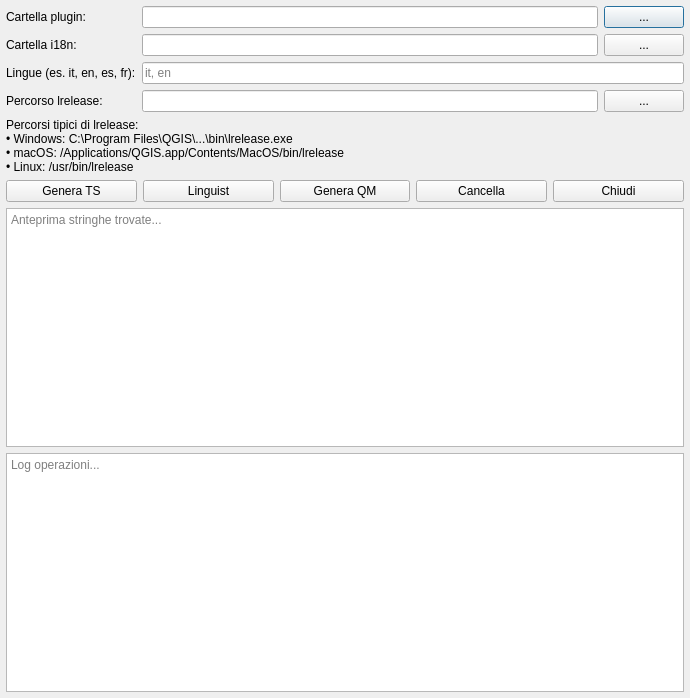
Qt form ui/translation_builder_dialog.ui (drFaustino/translation_builder) before a commit.
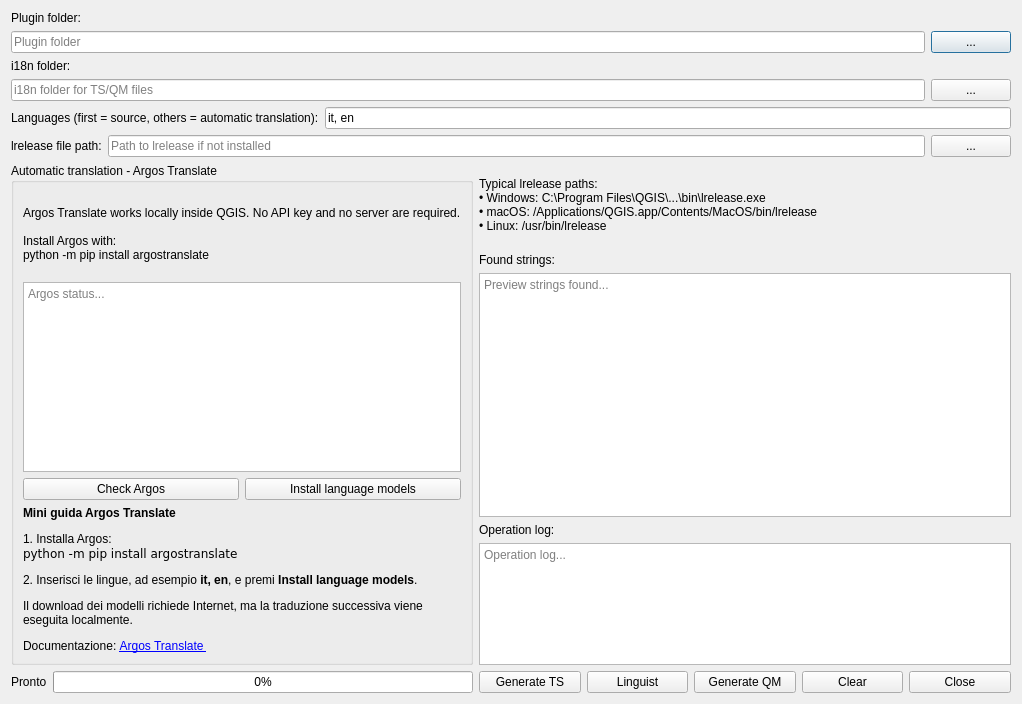
The same form after that commit.

Diff of the .ui file:
```diff
--- a/ui/translation_builder_dialog.ui
+++ b/ui/translation_builder_dialog.ui
@@ -6,42 +6,37 @@
    <rect>
     <x>0</x>
     <y>0</y>
-    <width>690</width>
-    <height>698</height>
+    <width>1022</width>
+    <height>636</height>
    </rect>
   </property>
+  <property name="sizePolicy">
+   <sizepolicy hsizetype="Preferred" vsizetype="Preferred">
+    <horstretch>0</horstretch>
+    <verstretch>0</verstretch>
+   </sizepolicy>
+  </property>
   <property name="windowTitle">
    <string>Translation Builder</string>
   </property>
-  <layout class="QVBoxLayout" name="mainLayout">
-   <property name="leftMargin">
-    <number>6</number>
-   </property>
-   <property name="topMargin">
-    <number>6</number>
-   </property>
-   <property name="rightMargin">
-    <number>6</number>
-   </property>
-   <property name="bottomMargin">
-    <number>6</number>
-   </property>
-   <item>
-    <layout class="QFormLayout" name="formLayout">
-     <property name="fieldGrowthPolicy">
-      <enum>QFormLayout::FieldGrowthPolicy::ExpandingFieldsGrow</enum>
-     </property>
+  <layout class="QGridLayout" name="gridLayout_3">
      <item row="0" column="0">
+    <layout class="QVBoxLayout" name="verticalLayout_2">
+     <item>
       <widget class="QLabel" name="labelPlugin">
        <property name="text">
-        <string>Cartella plugin:</string>
+        <string>Plugin folder:</string>
        </property>
       </widget>
      </item>
-     <item row="0" column="1">
-      <layout class="QHBoxLayout" name="layoutPlugin">
        <item>
-        <widget class="QLineEdit" name="txtPluginFolder"/>
+      <layout class="QHBoxLayout" name="horizontalLayout">
+       <item>
+        <widget class="QLineEdit" name="txtPluginFolder">
+         <property name="placeholderText">
+          <string>Plugin folder</string>
+         </property>
+        </widget>
        </item>
        <item>
         <widget class="QPushButton" name="btnSelectPlugin">
@@ -52,17 +47,21 @@
        </item>
       </layout>
      </item>
-     <item row="1" column="0">
+     <item>
       <widget class="QLabel" name="labelI18n">
        <property name="text">
-        <string>Cartella i18n:</string>
+        <string>i18n folder:</string>
        </property>
       </widget>
      </item>
-     <item row="1" column="1">
-      <layout class="QHBoxLayout" name="layoutI18n">
        <item>
-        <widget class="QLineEdit" name="txtI18nFolder"/>
+      <layout class="QHBoxLayout" name="horizontalLayout_2">
+       <item>
+        <widget class="QLineEdit" name="txtI18nFolder">
+         <property name="placeholderText">
+          <string>i18n folder for TS/QM files</string>
+         </property>
+        </widget>
        </item>
        <item>
         <widget class="QPushButton" name="btnSelectI18n">
@@ -73,31 +72,42 @@
        </item>
       </layout>
      </item>
-     <item row="2" column="0">
+     <item>
+      <layout class="QHBoxLayout" name="horizontalLayout_3">
+       <item>
       <widget class="QLabel" name="labelLang">
        <property name="text">
-        <string>Lingue (es. it, en, es, fr):</string>
+          <string>Languages (first = source, others = automatic translation):</string>
        </property>
       </widget>
      </item>
-     <item row="2" column="1">
+       <item>
       <widget class="QLineEdit" name="txtLanguages">
-       <property name="placeholderText">
+         <property name="text">
         <string>it, en</string>
        </property>
-      </widget>
-     </item>
-     <item row="3" column="0">
+         <property name="placeholderText">
+          <string>it, en, fr, de</string>
+         </property>
+        </widget>
+       </item>
+      </layout>
+     </item>
+     <item>
+      <layout class="QHBoxLayout" name="horizontalLayout_4">
+       <item>
       <widget class="QLabel" name="labelPath">
        <property name="text">
-        <string>Percorso lrelease:</string>
+          <string>lrelease file path:</string>
        </property>
       </widget>
      </item>
-     <item row="3" column="1">
-      <layout class="QHBoxLayout" name="layoutLrelease">
        <item>
-        <widget class="QLineEdit" name="txtLreleasePath"/>
+        <widget class="QLineEdit" name="txtLreleasePath">
+         <property name="placeholderText">
+          <string>Path to lrelease if not installed</string>
+         </property>
+        </widget>
        </item>
        <item>
         <widget class="QPushButton" name="btnSelectLrelease">
@@ -108,25 +118,213 @@
        </item>
       </layout>
      </item>
-     <item row="4" column="0" colspan="2">
+    </layout>
+   </item>
+   <item row="1" column="0">
+    <layout class="QFormLayout" name="formLayout">
+     <item row="0" column="0">
+      <layout class="QVBoxLayout" name="verticalLayout_3">
+       <item>
+        <widget class="QGroupBox" name="groupArgos">
+         <property name="sizePolicy">
+          <sizepolicy hsizetype="Fixed" vsizetype="Fixed">
+           <horstretch>0</horstretch>
+           <verstretch>0</verstretch>
+          </sizepolicy>
+         </property>
+         <property name="minimumSize">
+          <size>
+           <width>0</width>
+           <height>0</height>
+          </size>
+         </property>
+         <property name="baseSize">
+          <size>
+           <width>0</width>
+           <height>0</height>
+          </size>
+         </property>
+         <property name="title">
+          <string>Automatic translation - Argos Translate</string>
+         </property>
+         <layout class="QGridLayout" name="gridLayout">
+          <item row="0" column="0">
+           <widget class="QLabel" name="labelArgosInfo">
+            <property name="text">
+             <string>
+Argos Translate works locally inside QGIS. No API key and no server are required.
+
+Install Argos with:
+python -m pip install argostranslate
+         </string>
+            </property>
+            <property name="wordWrap">
+             <bool>true</bool>
+            </property>
+           </widget>
+          </item>
+          <item row="1" column="0">
+           <widget class="QTextEdit" name="txtArgosStatus">
+            <property name="minimumSize">
+             <size>
+              <width>0</width>
+              <height>65</height>
+             </size>
+            </property>
+            <property name="readOnly">
+             <bool>true</bool>
+            </property>
+            <property name="placeholderText">
+             <string>Argos status...</string>
+            </property>
+           </widget>
+          </item>
+          <item row="2" column="0">
+           <layout class="QHBoxLayout" name="horizontalLayout_6">
+            <item>
+             <widget class="QPushButton" name="btnCheckArgos">
+              <property name="text">
+               <string>Check Argos</string>
+              </property>
+             </widget>
+            </item>
+            <item>
+             <widget class="QPushButton" name="btnInstallArgos">
+              <property name="text">
+               <string>Install language models</string>
+              </property>
+             </widget>
+            </item>
+           </layout>
+          </item>
+          <item row="3" column="0">
+           <widget class="QLabel" name="labelGuide">
+            <property name="text">
+             <string>
+&lt;html&gt;
+&lt;body&gt;
+
+&lt;p&gt;
+&lt;b&gt;Mini guida Argos Translate&lt;/b&gt;
+&lt;/p&gt;
+
+&lt;p&gt;
+1. Installa Argos:
+&lt;br&gt;
+&lt;code&gt;python -m pip install argostranslate&lt;/code&gt;
+&lt;/p&gt;
+
+&lt;p&gt;
+2. Inserisci le lingue, ad esempio &lt;b&gt;it, en&lt;/b&gt;,
+e premi &lt;b&gt;Install language models&lt;/b&gt;.
+&lt;/p&gt;
+
+&lt;p&gt;
+Il download dei modelli richiede Internet,
+ma la traduzione successiva viene eseguita localmente.
+&lt;/p&gt;
+
+&lt;p&gt;
+Documentazione:
+&lt;a href=&quot;https://argos-translate.readthedocs.io/&quot;&gt;
+Argos Translate
+&lt;/a&gt;
+&lt;/p&gt;
+
+&lt;/body&gt;
+&lt;/html&gt;
+         </string>
+            </property>
+            <property name="wordWrap">
+             <bool>true</bool>
+            </property>
+           </widget>
+          </item>
+         </layout>
+        </widget>
+       </item>
+       <item>
+        <spacer name="verticalSpacer">
+         <property name="orientation">
+          <enum>Qt::Orientation::Vertical</enum>
+         </property>
+         <property name="sizeHint" stdset="0">
+          <size>
+           <width>20</width>
+           <height>10</height>
+          </size>
+         </property>
+        </spacer>
+       </item>
+       <item>
+        <layout class="QHBoxLayout" name="horizontalLayout_5">
+         <item>
+          <widget class="QLabel" name="statusLabel">
+           <property name="sizePolicy">
+            <sizepolicy hsizetype="Fixed" vsizetype="Fixed">
+             <horstretch>0</horstretch>
+             <verstretch>0</verstretch>
+            </sizepolicy>
+           </property>
+           <property name="minimumSize">
+            <size>
+             <width>0</width>
+             <height>20</height>
+            </size>
+           </property>
+           <property name="text">
+            <string>Pronto</string>
+           </property>
+           <property name="wordWrap">
+            <bool>true</bool>
+           </property>
+          </widget>
+         </item>
+         <item>
+          <widget class="QProgressBar" name="progressBar">
+           <property name="minimumSize">
+            <size>
+             <width>0</width>
+             <height>20</height>
+            </size>
+           </property>
+           <property name="value">
+            <number>0</number>
+           </property>
+           <property name="textVisible">
+            <bool>true</bool>
+           </property>
+          </widget>
+         </item>
+        </layout>
+       </item>
+      </layout>
+     </item>
+     <item row="0" column="1">
+      <layout class="QVBoxLayout" name="verticalLayout">
+       <item>
       <widget class="QLabel" name="labelInfo">
        <property name="text">
-        <string>Percorsi tipici di lrelease:
+          <string>
+Typical lrelease paths:
 • Windows: C:\Program Files\QGIS\...\bin\lrelease.exe
 • macOS: /Applications/QGIS.app/Contents/MacOS/bin/lrelease
-• Linux: /usr/bin/lrelease</string>
+• Linux: /usr/bin/lrelease
+      </string>
        </property>
        <property name="wordWrap">
         <bool>true</bool>
        </property>
       </widget>
      </item>
-     <item row="5" column="0" colspan="2">
+       <item>
+        <layout class="QGridLayout" name="gridLayout_2">
+         <item row="4" column="0">
       <layout class="QHBoxLayout" name="layoutButtons">
        <item>
         <widget class="QPushButton" name="btnGenerateTS">
          <property name="text">
-          <string>Genera TS</string>
+              <string>Generate TS</string>
          </property>
         </widget>
        </item>
@@ -140,59 +338,77 @@
        <item>
         <widget class="QPushButton" name="btnGenerateQM">
          <property name="text">
-          <string>Genera QM</string>
+              <string>Generate QM</string>
          </property>
         </widget>
        </item>
        <item>
         <widget class="QPushButton" name="btnClear">
          <property name="text">
-          <string>Cancella</string>
+              <string>Clear</string>
          </property>
         </widget>
        </item>
        <item>
         <widget class="QPushButton" name="btnClose">
          <property name="text">
-          <string>Chiudi</string>
+              <string>Close</string>
          </property>
         </widget>
        </item>
       </layout>
      </item>
-    </layout>
-   </item>
-   <item>
-    <widget class="QTextEdit" name="txtPreview">
-     <property name="sizePolicy">
-      <sizepolicy hsizetype="Expanding" vsizetype="Expanding">
-       <horstretch>0</horstretch>
-       <verstretch>0</verstretch>
-      </sizepolicy>
-     </property>
-     <property name="readOnly">
-      <bool>true</bool>
-     </property>
-     <property name="placeholderText">
-      <string>Anteprima stringhe trovate...</string>
-     </property>
-    </widget>
-   </item>
-   <item>
+         <item row="2" column="0">
+          <widget class="QLabel" name="labelLog">
+           <property name="text">
+            <string>Operation log:</string>
+           </property>
+          </widget>
+         </item>
+         <item row="3" column="0">
     <widget class="QTextEdit" name="txtLog">
      <property name="sizePolicy">
       <sizepolicy hsizetype="Expanding" vsizetype="Expanding">
        <horstretch>0</horstretch>
-       <verstretch>0</verstretch>
+             <verstretch>1</verstretch>
       </sizepolicy>
      </property>
      <property name="readOnly">
       <bool>true</bool>
      </property>
      <property name="placeholderText">
-      <string>Log operazioni...</string>
-     </property>
-    </widget>
+            <string>Operation log...</string>
+           </property>
+          </widget>
+         </item>
+         <item row="1" column="0">
+          <widget class="QTextEdit" name="txtPreview">
+           <property name="sizePolicy">
+            <sizepolicy hsizetype="Expanding" vsizetype="Expanding">
+             <horstretch>0</horstretch>
+             <verstretch>2</verstretch>
+            </sizepolicy>
+           </property>
+           <property name="readOnly">
+            <bool>true</bool>
+           </property>
+           <property name="placeholderText">
+            <string>Preview strings found...</string>
+           </property>
+          </widget>
+         </item>
+         <item row="0" column="0">
+          <widget class="QLabel" name="labelPreview">
+           <property name="text">
+            <string>Found strings:</string>
+           </property>
+          </widget>
+         </item>
+        </layout>
+       </item>
+      </layout>
+     </item>
+    </layout>
    </item>
   </layout>
  </widget>
```
Lines whose indentation alone changed are shown as unchanged.
